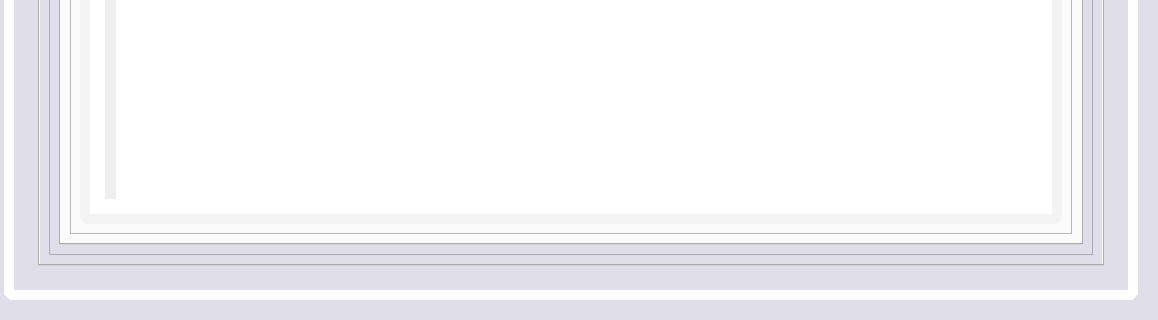
Ponard/InvestoPinoy, file QtGUI/form.ui: the form before one commit; both pictures show x 122 to 1280 and y 486 to 806 of the 1280 by 806 pixel window.
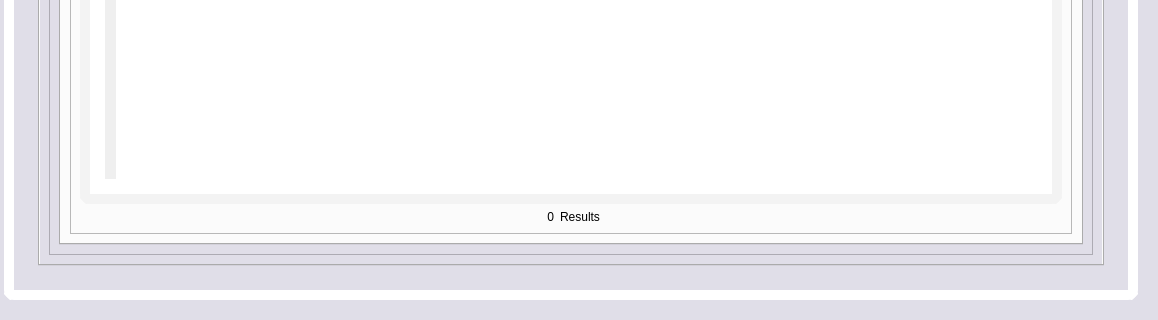
The form after the commit. The open tabs and pages were chosen to show the change.

Commit message:
add dashboard result counts
add dashboard result counts for:
- clients dashboard (non-life and HMO)
- companies dashboard (non-life and HMO)
- policies dashboard (non-life and HMO)

Diff of the .ui file:
```diff
--- a/QtGUI/form.ui
+++ b/QtGUI/form.ui
@@ -4603,9 +4603,6 @@
 QComboBox {
 	background-color: white;
 	color: black;
-}
-QLabel {
-	color: black;
 }</string>
       </property>
       <layout class="QVBoxLayout" name="verticalLayout_78">
@@ -5235,6 +5232,51 @@
                           </item>
                          </widget>
                         </item>
+                        <item>
+                         <layout class="QFormLayout" name="companies_non_life_dashboard_container">
+                          <property name="rowWrapPolicy">
+                           <enum>QFormLayout::RowWrapPolicy::DontWrapRows</enum>
+                          </property>
+                          <property name="labelAlignment">
+                           <set>Qt::AlignmentFlag::AlignCenter</set>
+                          </property>
+                          <property name="formAlignment">
+                           <set>Qt::AlignmentFlag::AlignCenter</set>
+                          </property>
+                          <item row="0" column="0">
+                           <widget class="QLabel" name="companies_non_life_dashboard_count">
+                            <property name="sizePolicy">
+                             <sizepolicy hsizetype="Maximum" vsizetype="Preferred">
+                              <horstretch>0</horstretch>
+                              <verstretch>0</verstretch>
+                             </sizepolicy>
+                            </property>
+                            <property name="text">
+                             <string>0</string>
+                            </property>
+                            <property name="alignment">
+                             <set>Qt::AlignmentFlag::AlignRight|Qt::AlignmentFlag::AlignTrailing|Qt::AlignmentFlag::AlignVCenter</set>
+                            </property>
+                            <property name="wordWrap">
+                             <bool>false</bool>
+                            </property>
+                           </widget>
+                          </item>
+                          <item row="0" column="1">
+                           <widget class="QLabel" name="companies_non_life_dashboard_label">
+                            <property name="sizePolicy">
+                             <sizepolicy hsizetype="Maximum" vsizetype="Preferred">
+                              <horstretch>0</horstretch>
+                              <verstretch>0</verstretch>
+                             </sizepolicy>
+                            </property>
+                            <property name="text">
+                             <string>Results</string>
+                            </property>
+                           </widget>
+                          </item>
+                         </layout>
+                        </item>
                        </layout>
                       </widget>
                      </item>
```
Left out of the diff: 233 changed lines with no effect on the pictures. The commit also changes 1 other file.
